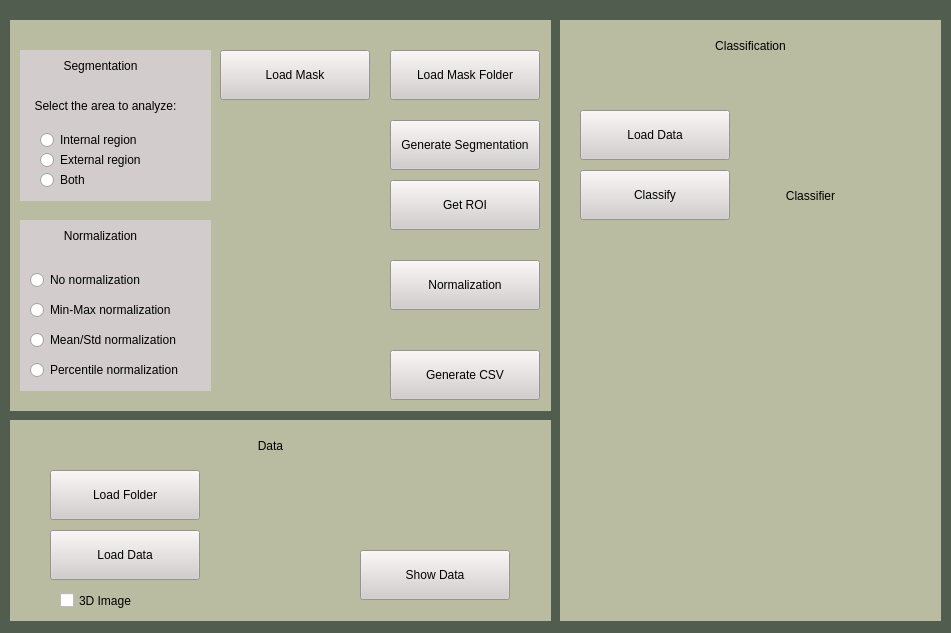
First picture: the form in Code/UI/app.ui, repository wiktkaj492/RadiomicApp, before the edit.
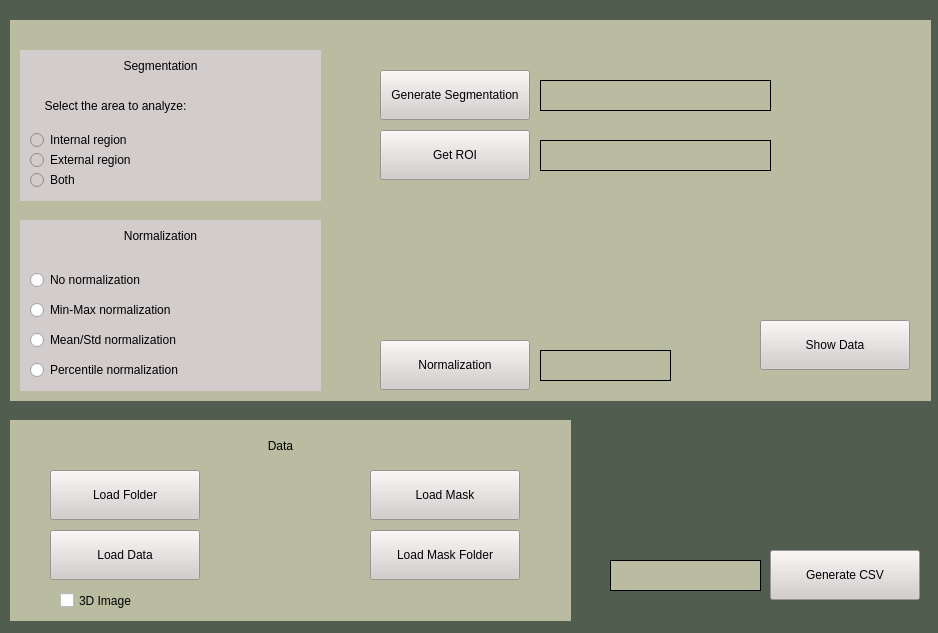
Second picture: the form after the edit.

Diff of the .ui file:
```diff
--- a/Code/UI/app.ui
+++ b/Code/UI/app.ui
@@ -6,7 +6,7 @@
    <rect>
     <x>0</x>
     <y>0</y>
-    <width>951</width>
+    <width>938</width>
     <height>633</height>
    </rect>
   </property>
@@ -22,8 +22,8 @@
      <rect>
       <x>10</x>
       <y>20</y>
-      <width>541</width>
-      <height>391</height>
+      <width>921</width>
+      <height>381</height>
      </rect>
     </property>
     <property name="frameShape">
@@ -84,100 +84,13 @@
       <string>Percentile normalization</string>
      </property>
     </widget>
-    <widget class="QLabel" name="label">
-     <property name="geometry">
-      <rect>
-       <x>30</x>
-       <y>200</y>
-       <width>121</width>
-       <height>31</height>
-      </rect>
-     </property>
-     <property name="text">
-      <string>Normalization</string>
-     </property>
-     <property name="alignment">
-      <set>Qt::AlignCenter</set>
-     </property>
-    </widget>
-    <widget class="QRadioButton" name="area1Button">
-     <property name="geometry">
-      <rect>
-       <x>30</x>
-       <y>110</y>
-       <width>161</width>
-       <height>20</height>
-      </rect>
-     </property>
-     <property name="text">
-      <string>Internal region</string>
-     </property>
-    </widget>
-    <widget class="QRadioButton" name="area2Button">
-     <property name="geometry">
-      <rect>
-       <x>30</x>
-       <y>130</y>
-       <width>141</width>
-       <height>20</height>
-      </rect>
-     </property>
-     <property name="text">
-      <string>External region</string>
-     </property>
-    </widget>
-    <widget class="QRadioButton" name="bothButton">
-     <property name="geometry">
-      <rect>
-       <x>30</x>
-       <y>150</y>
-       <width>141</width>
-       <height>20</height>
-      </rect>
-     </property>
-     <property name="text">
-      <string>Both</string>
-     </property>
-    </widget>
-    <widget class="QLabel" name="label_5">
-     <property name="geometry">
-      <rect>
-       <x>30</x>
-       <y>30</y>
-       <width>121</width>
-       <height>31</height>
-      </rect>
-     </property>
-     <property name="text">
-      <string>Segmentation</string>
-     </property>
-     <property name="alignment">
-      <set>Qt::AlignCenter</set>
-     </property>
-    </widget>
-    <widget class="QLabel" name="label_6">
-     <property name="geometry">
-      <rect>
-       <x>10</x>
-       <y>70</y>
-       <width>171</width>
-       <height>31</height>
-      </rect>
-     </property>
-     <property name="text">
-      <string>Select the area to analyze:</string>
-     </property>
-     <property name="alignment">
-      <set>Qt::AlignCenter</set>
-     </property>
-    </widget>
     <widget class="QWidget" name="widget" native="true">
      <property name="geometry">
       <rect>
        <x>0</x>
        <y>0</y>
-       <width>551</width>
-       <height>391</height>
+       <width>921</width>
+       <height>381</height>
       </rect>
      </property>
      <property name="styleSheet">
@@ -188,103 +101,119 @@
        <rect>
         <x>10</x>
         <y>30</y>
-        <width>191</width>
+        <width>301</width>
         <height>151</height>
        </rect>
       </property>
       <property name="styleSheet">
        <string notr="true">background-color: rgb(210, 204, 204);</string>
       </property>
+      <widget class="QLabel" name="label_5">
+       <property name="geometry">
+        <rect>
+         <x>80</x>
+         <y>0</y>
+         <width>121</width>
+         <height>31</height>
+        </rect>
+       </property>
+       <property name="text">
+        <string>Segmentation</string>
+       </property>
+       <property name="alignment">
+        <set>Qt::AlignCenter</set>
+       </property>
+      </widget>
+      <widget class="QRadioButton" name="bothButton">
+       <property name="geometry">
+        <rect>
+         <x>10</x>
+         <y>120</y>
+         <width>141</width>
+         <height>20</height>
+        </rect>
+       </property>
+       <property name="text">
+        <string>Both</string>
+       </property>
+      </widget>
+      <widget class="QLabel" name="label_6">
+       <property name="geometry">
+        <rect>
+         <x>10</x>
+         <y>40</y>
+         <width>171</width>
+         <height>31</height>
+        </rect>
+       </property>
+       <property name="text">
+        <string>Select the area to analyze:</string>
+       </property>
+       <property name="alignment">
+        <set>Qt::AlignCenter</set>
+       </property>
+      </widget>
+      <widget class="QRadioButton" name="area2Button">
+       <property name="geometry">
+        <rect>
+         <x>10</x>
+         <y>100</y>
+         <width>141</width>
+         <height>20</height>
+        </rect>
+       </property>
+       <property name="text">
+        <string>External region</string>
+       </property>
+      </widget>
+      <widget class="QRadioButton" name="area1Button">
+       <property name="geometry">
+        <rect>
+         <x>10</x>
+         <y>80</y>
+         <width>161</width>
+         <height>20</height>
+        </rect>
+       </property>
+       <property name="text">
+        <string>Internal region</string>
+       </property>
+      </widget>
      </widget>
      <widget class="QWidget" name="widget_6" native="true">
       <property name="geometry">
        <rect>
         <x>10</x>
         <y>200</y>
-        <width>191</width>
+        <width>301</width>
         <height>171</height>
        </rect>
       </property>
       <property name="styleSheet">
        <string notr="true">background-color: rgb(210, 204, 204);</string>
       </property>
-     </widget>
-     <widget class="QPushButton" name="csvButton">
-      <property name="geometry">
-       <rect>
-        <x>380</x>
-        <y>330</y>
-        <width>150</width>
-        <height>50</height>
-       </rect>
-      </property>
-      <property name="styleSheet">
-       <string notr="true">background-color: rgb(210, 204, 204);
-</string>
-      </property>
-      <property name="text">
-       <string>Generate CSV</string>
-      </property>
-     </widget>
-     <widget class="QLabel" name="statusLabel">
-      <property name="geometry">
-       <rect>
-        <x>220</x>
-        <y>340</y>
-        <width>151</width>
-        <height>31</height>
-       </rect>
-      </property>
-      <property name="layoutDirection">
-       <enum>Qt::LeftToRight</enum>
-      </property>
-      <property name="styleSheet">
-       <string notr="true"/>
-      </property>
-      <property name="text">
-       <string/>
-      </property>
-      <property name="alignment">
-       <set>Qt::AlignCenter</set>
-      </property>
-     </widget>
-     <widget class="QPushButton" name="loadMaskButton">
-      <property name="geometry">
-       <rect>
-        <x>210</x>
-        <y>30</y>
-        <width>150</width>
-        <height>50</height>
-       </rect>
-      </property>
-      <property name="styleSheet">
-       <string notr="true">background-color: rgb(210, 204, 204);</string>
-      </property>
-      <property name="text">
-       <string>Load Mask</string>
-      </property>
-     </widget>
-     <widget class="QPushButton" name="loadMaskFolderButton">
-      <property name="geometry">
-       <rect>
-        <x>380</x>
-        <y>30</y>
-        <width>150</width>
-        <height>50</height>
-       </rect>
-      </property>
-      <property name="styleSheet">
-       <string notr="true">background-color: rgb(210, 204, 204);</string>
-      </property>
-      <property name="text">
-       <string>Load Mask Folder</string>
-      </property>
+      <widget class="QLabel" name="label">
+       <property name="geometry">
+        <rect>
+         <x>80</x>
+         <y>0</y>
+         <width>121</width>
+         <height>31</height>
+        </rect>
+       </property>
+       <property name="text">
+        <string>Normalization</string>
+       </property>
+       <property name="alignment">
+        <set>Qt::AlignCenter</set>
+       </property>
+      </widget>
      </widget>
      <widget class="QPushButton" name="generateSegButton">
       <property name="geometry">
        <rect>
-        <x>380</x>
-        <y>100</y>
+        <x>370</x>
+        <y>50</y>
         <width>150</width>
         <height>50</height>
        </rect>
@@ -299,8 +228,8 @@
      <widget class="QPushButton" name="generateNormButton">
       <property name="geometry">
        <rect>
-        <x>380</x>
-        <y>240</y>
+        <x>370</x>
+        <y>320</y>
         <width>150</width>
         <height>50</height>
        </rect>
@@ -315,8 +244,8 @@
      <widget class="QPushButton" name="roiButton">
       <property name="geometry">
        <rect>
-        <x>380</x>
-        <y>160</y>
+        <x>370</x>
+        <y>110</y>
         <width>150</width>
         <height>50</height>
        </rect>
@@ -328,6 +257,97 @@
        <string>Get ROI</string>
       </property>
      </widget>
+     <widget class="QLabel" name="statusMaskLabel">
+      <property name="geometry">
+       <rect>
+        <x>530</x>
+        <y>60</y>
+        <width>231</width>
+        <height>31</height>
+       </rect>
+      </property>
+      <property name="layoutDirection">
+       <enum>Qt::LeftToRight</enum>
+      </property>
+      <property name="styleSheet">
+       <string notr="true"/>
+      </property>
+      <property name="frameShape">
+       <enum>QFrame::Box</enum>
+      </property>
+      <property name="text">
+       <string/>
+      </property>
+      <property name="alignment">
+       <set>Qt::AlignCenter</set>
+      </property>
+     </widget>
+     <widget class="QLabel" name="statusROILabel">
+      <property name="geometry">
+       <rect>
+        <x>530</x>
+        <y>120</y>
+        <width>231</width>
+        <height>31</height>
+       </rect>
+      </property>
+      <property name="layoutDirection">
+       <enum>Qt::LeftToRight</enum>
+      </property>
+      <property name="styleSheet">
+       <string notr="true"/>
+      </property>
+      <property name="frameShape">
+       <enum>QFrame::Box</enum>
+      </property>
+      <property name="text">
+       <string/>
+      </property>
+      <property name="alignment">
+       <set>Qt::AlignCenter</set>
+      </property>
+     </widget>
+     <widget class="QLabel" name="statusNormLabel">
+      <property name="geometry">
+       <rect>
+        <x>530</x>
+        <y>330</y>
+        <width>131</width>
+        <height>31</height>
+       </rect>
+      </property>
+      <property name="layoutDirection">
+       <enum>Qt::LeftToRight</enum>
+      </property>
+      <property name="styleSheet">
+       <string notr="true"/>
+      </property>
+      <property name="frameShape">
+       <enum>QFrame::Box</enum>
+      </property>
+      <property name="text">
+       <string/>
+      </property>
+      <property name="alignment">
+       <set>Qt::AlignCenter</set>
+      </property>
+     </widget>
+     <widget class="QPushButton" name="showButton">
+      <property name="geometry">
+       <rect>
+        <x>750</x>
+        <y>300</y>
+        <width>150</width>
+        <height>50</height>
+       </rect>
+      </property>
+      <property name="styleSheet">
+       <string notr="true">background-color: rgb(210, 204, 204);</string>
+      </property>
+      <property name="text">
+       <string>Show Data</string>
+      </property>
+     </widget>
      <zorder>widget_6</zorder>
      <zorder>widget_5</zorder>
      <zorder>csvButton</zorder>
@@ -355,7 +375,7 @@
      <rect>
       <x>10</x>
       <y>420</y>
-      <width>541</width>
+      <width>561</width>
       <height>201</height>
      </rect>
     </property>
@@ -381,22 +401,6 @@
       <string>Load Data</string>
      </property>
     </widget>
-    <widget class="QPushButton" name="showButton">
-     <property name="geometry">
-      <rect>
-       <x>350</x>
-       <y>130</y>
-       <width>150</width>
-       <height>50</height>
-      </rect>
-     </property>
-     <property name="styleSheet">
-      <string notr="true">background-color: rgb(210, 204, 204);</string>
-     </property>
-     <property name="text">
-      <string>Show Data</string>
-     </property>
-    </widget>
     <widget class="QCheckBox" name="button3D">
      <property name="geometry">
       <rect>
@@ -410,22 +414,6 @@
       <string>3D Image</string>
      </property>
     </widget>
-    <widget class="QLabel" name="label_3">
-     <property name="geometry">
-      <rect>
-       <x>200</x>
-       <y>10</y>
-       <width>121</width>
-       <height>31</height>
-      </rect>
-     </property>
-     <property name="text">
-      <string>Data</string>
-     </property>
-     <property name="alignment">
-      <set>Qt::AlignCenter</set>
-     </property>
-    </widget>
     <widget class="QPushButton" name="LoadFolderButton">
      <property name="geometry">
       <rect>
@@ -447,13 +435,61 @@
       <rect>
        <x>0</x>
        <y>0</y>
-       <width>541</width>
+       <width>561</width>
        <height>201</height>
       </rect>
      </property>
      <property name="styleSheet">
       <string notr="true">background-color: rgb(186, 188, 162);</string>
      </property>
+     <widget class="QLabel" name="label_3">
+      <property name="geometry">
+       <rect>
+        <x>210</x>
+        <y>10</y>
+        <width>121</width>
+        <height>31</height>
+       </rect>
+      </property>
+      <property name="text">
+       <string>Data</string>
+      </property>
+      <property name="alignment">
+       <set>Qt::AlignCenter</set>
+      </property>
+     </widget>
+     <widget class="QPushButton" name="loadMaskButton">
+      <property name="geometry">
+       <rect>
+        <x>360</x>
+        <y>50</y>
+        <width>150</width>
+        <height>50</height>
+       </rect>
+      </property>
+      <property name="styleSheet">
+       <string notr="true">background-color: rgb(210, 204, 204);</string>
+      </property>
+      <property name="text">
+       <string>Load Mask</string>
+      </property>
+     </widget>
+     <widget class="QPushButton" name="loadMaskFolderButton">
+      <property name="geometry">
+       <rect>
+        <x>360</x>
+        <y>110</y>
+        <width>150</width>
+        <height>50</height>
+       </rect>
+      </property>
+      <property name="styleSheet">
+       <string notr="true">background-color: rgb(210, 204, 204);</string>
+      </property>
+      <property name="text">
+       <string>Load Mask Folder</string>
+      </property>
+     </widget>
     </widget>
     <zorder>widget_4</zorder>
     <zorder>loadDataButton</zorder>
@@ -462,120 +498,6 @@
     <zorder>label_3</zorder>
     <zorder>LoadFolderButton</zorder>
    </widget>
-   <widget class="QFrame" name="frame_3">
-    <property name="geometry">
-     <rect>
-      <x>560</x>
-      <y>20</y>
-      <width>381</width>
-      <height>601</height>
-     </rect>
-    </property>
-    <property name="frameShape">
-     <enum>QFrame::StyledPanel</enum>
-    </property>
-    <property name="frameShadow">
-     <enum>QFrame::Raised</enum>
-    </property>
-    <widget class="QPushButton" name="loadRadioDataButton">
-     <property name="geometry">
-      <rect>
-       <x>20</x>
-       <y>90</y>
-       <width>150</width>
-       <height>50</height>
-      </rect>
-     </property>
-     <property name="styleSheet">
-      <string notr="true">background-color: rgb(210, 204, 204);</string>
-     </property>
-     <property name="text">
-      <string>Load Data</string>
-     </property>
-    </widget>
-    <widget class="QPushButton" name="classifyButton">
-     <property name="geometry">
-      <rect>
-       <x>20</x>
-       <y>150</y>
-       <width>150</width>
-       <height>50</height>
-      </rect>
-     </property>
-     <property name="styleSheet">
-      <string notr="true">background-color: rgb(210, 204, 204);</string>
-     </property>
-     <property name="text">
-      <string>Classify</string>
-     </property>
-    </widget>
-    <widget class="QLabel" name="label_2">
-     <property name="geometry">
-      <rect>
-       <x>130</x>
-       <y>10</y>
-       <width>121</width>
-       <height>31</height>
-      </rect>
-     </property>
-     <property name="text">
-      <string>Classification</string>
-     </property>
-     <property name="alignment">
-      <set>Qt::AlignCenter</set>
-     </property>
-    </widget>
-    <widget class="QLabel" name="label_4">
-     <property name="geometry">
-      <rect>
-       <x>190</x>
-       <y>160</y>
-       <width>121</width>
-       <height>31</height>
-      </rect>
-     </property>
-     <property name="text">
-      <string>Classifier</string>
-     </property>
-     <property name="alignment">
-      <set>Qt::AlignCenter</set>
-     </property>
-    </widget>
-    <widget class="QWidget" name="widget_3" native="true">
-     <property name="geometry">
-      <rect>
-       <x>0</x>
-       <y>0</y>
-       <width>381</width>
-       <height>601</height>
-      </rect>
-     </property>
-     <property name="styleSheet">
-      <string notr="true">background-color: rgb(186, 188, 162);</string>
-     </property>
-     <widget class="QLabel" name="show_classifier">
-      <property name="enabled">
-       <bool>true</bool>
-      </property>
-      <property name="geometry">
-       <rect>
-        <x>20</x>
-        <y>240</y>
-        <width>350</width>
-        <height>350</height>
-       </rect>
-      </property>
-      <property name="text">
-       <string/>
-      </property>
-     </widget>
-    </widget>
-    <zorder>widget_3</zorder>
-    <zorder>loadRadioDataButton</zorder>
-    <zorder>classifyButton</zorder>
-    <zorder>label_2</zorder>
-    <zorder>label_4</zorder>
-   </widget>
    <widget class="QWidget" name="widget_2" native="true">
     <property name="geometry">
      <rect>
@@ -588,6 +510,48 @@
     <property name="styleSheet">
      <string notr="true">background-color: rgb(81, 93, 78);</string>
     </property>
+    <widget class="QPushButton" name="csvButton">
+     <property name="geometry">
+      <rect>
+       <x>770</x>
+       <y>550</y>
+       <width>150</width>
+       <height>50</height>
+      </rect>
+     </property>
+     <property name="styleSheet">
+      <string notr="true">background-color: rgb(210, 204, 204);
+</string>
+     </property>
+     <property name="text">
+      <string>Generate CSV</string>
+     </property>
+    </widget>
+    <widget class="QLabel" name="csvStatusLabel">
+     <property name="geometry">
+      <rect>
+       <x>610</x>
+       <y>560</y>
+       <width>151</width>
+       <height>31</height>
+      </rect>
+     </property>
+     <property name="layoutDirection">
+      <enum>Qt::LeftToRight</enum>
+     </property>
+     <property name="styleSheet">
+      <string notr="true">background-color: rgb(186, 188, 162);</string>
+     </property>
+     <property name="frameShape">
+      <enum>QFrame::Box</enum>
+     </property>
+     <property name="text">
+      <string/>
+     </property>
+     <property name="alignment">
+      <set>Qt::AlignCenter</set>
+     </property>
+    </widget>
    </widget>
    <zorder>widget_2</zorder>
    <zorder>frame</zorder>
```
Left out of the diff: 17 changed lines with no effect on the pictures.
